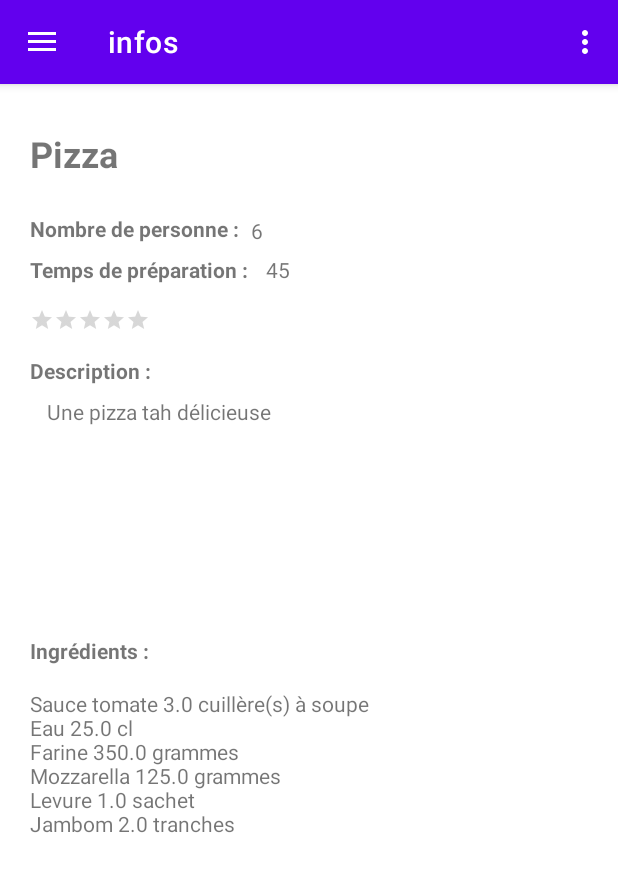
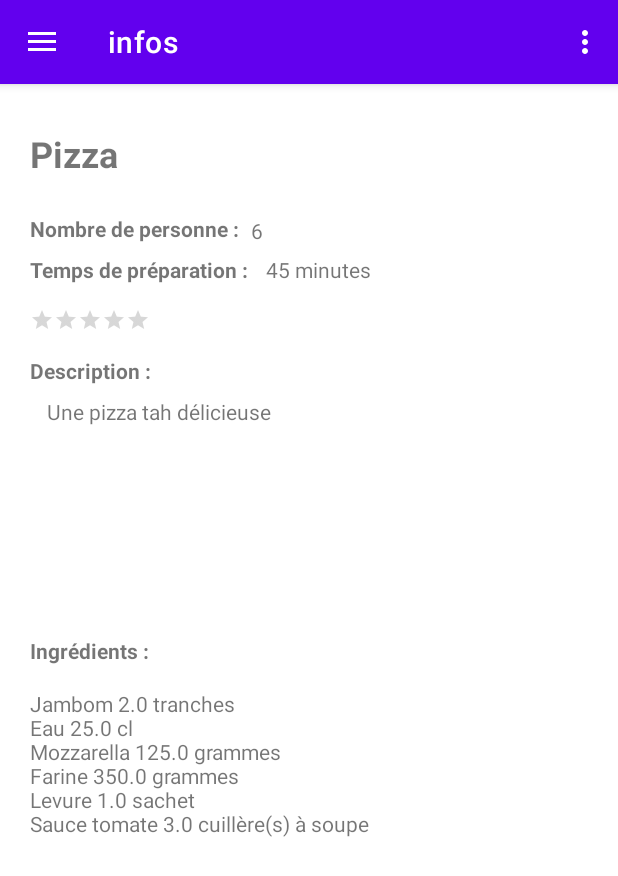
Before and after one commit to jrmy17/projetbaratie, an Android app: the screen it shows after launch (MainActivity), in the side drawer, after a tap on "infos", on a phone screen of 412 x 824 dp. Shown: the top 876 px of the screen. Run offline under Robolectric (Android 15) with nearby library versions, the phone set to English and light mode, and no system bars; our stand-ins replace navigation-ui.

Commit message:
Modification fragment info

```diff
--- a/app/src/main/java/fr/jmm/baratie/ui/home/HomeFragment.java
+++ b/app/src/main/java/fr/jmm/baratie/ui/home/HomeFragment.java
@@ -77,7 +77,6 @@ public class HomeFragment extends Fragment {
         // Inflate the layout for this fragment
         return inflater.inflate(R.layout.fragment_home, container, false);
     }
-/*
     @Override
     public void onViewCreated(@NonNull View view, @Nullable Bundle savedInstanceState) {
         super.onViewCreated(view, savedInstanceState);
@@ -98,5 +97,5 @@ public class HomeFragment extends Fragment {
                 return false;
             }
         });
-    }*/
+    }
 }
--- a/app/src/main/java/fr/jmm/baratie/ui/info/InfoFragment.java
+++ b/app/src/main/java/fr/jmm/baratie/ui/info/InfoFragment.java
@@ -96,7 +96,7 @@ public class InfoFragment extends Fragment {
 
         tvIntitule.setText(maRecette.getIntitule());
         tvNbPersonne.setText(String.valueOf(maRecette.getNbPers()));
-        tvTempsPreparation.setText(String.valueOf(maRecette.getTempsPreparation()));
+        tvTempsPreparation.setText(String.valueOf(maRecette.getTempsPreparation())+" minutes");
         tvDescription.setText(maRecette.getDescription());
         //tvIngredients.setText(maRecette.getListeIngredient());
 
@@ -108,9 +108,5 @@ public class InfoFragment extends Fragment {
         }
         tvIngredients.setText(listeIngredient);
 
-
-
-
-
     }
 }
```
